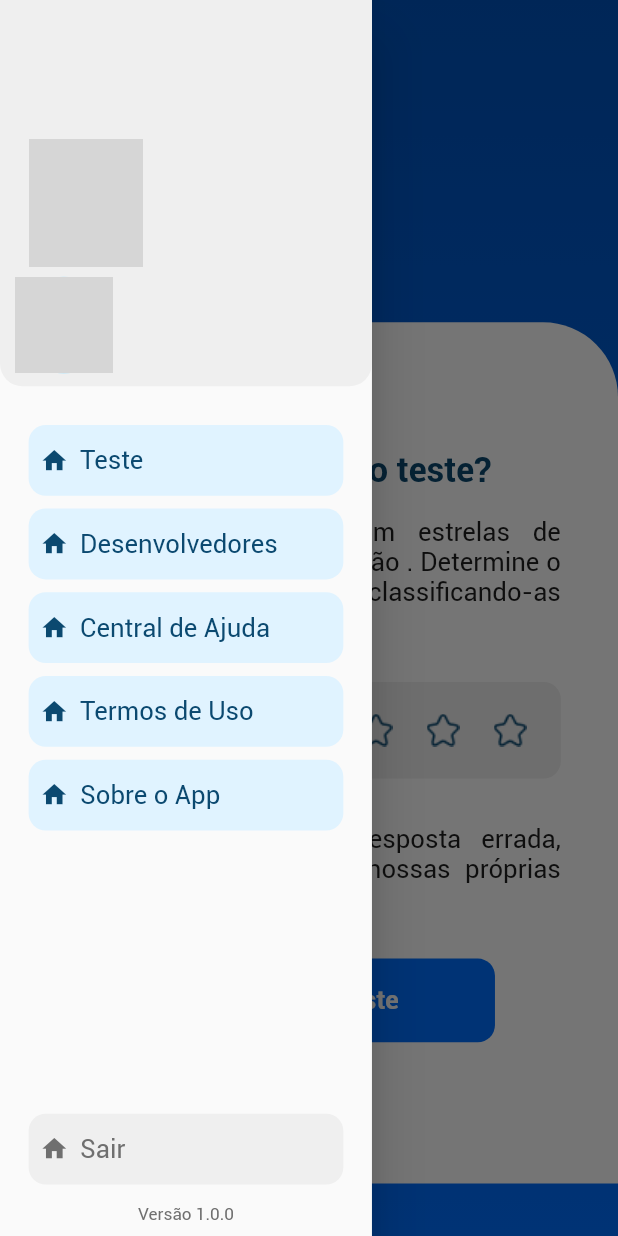
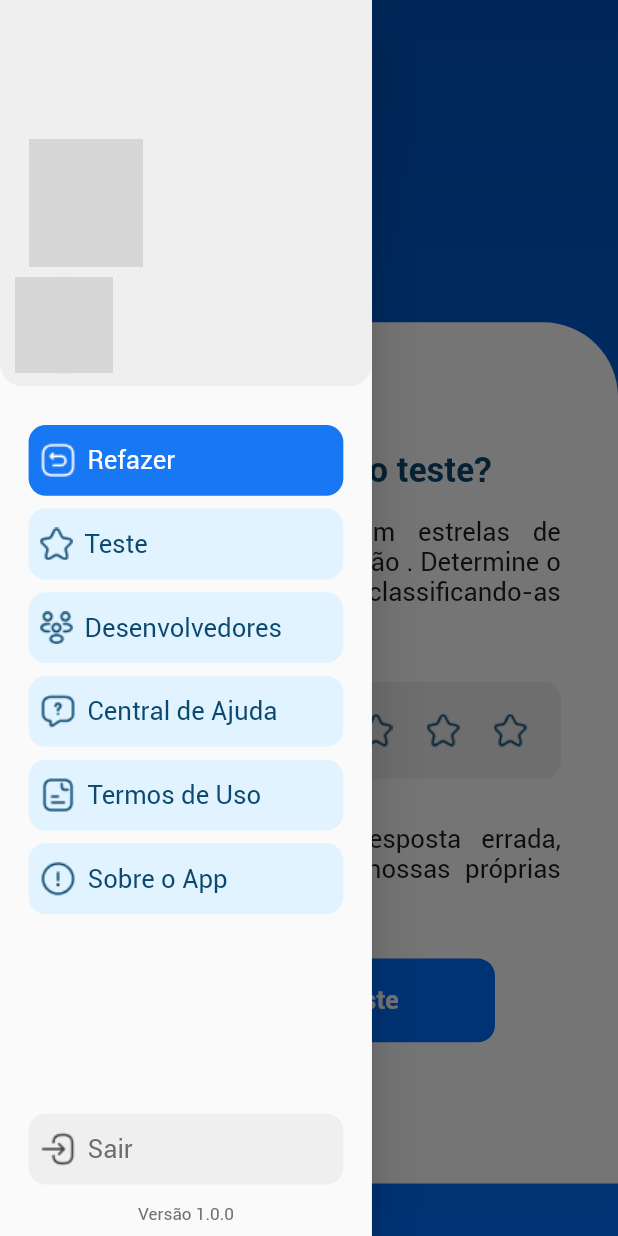
Before and after one commit to ParagonVirtuoso/inteligencias_multiplas, a Flutter app: the HomePage screen opened by its route, with the side drawer open, on a phone screen of 412 x 824 dp. Run offline on Flutter 3.47's test engine with Material 2 defaults, Android fonts, the phone set to English and light mode, and no system bars; our stand-ins replace carousel_slider, firebase_auth, firebase_core, flutter_screenutil, google_sign_in; missing offline and left inert: flutter_facebook_auth; accounts and stored records are empty; network calls fail; grey boxes are pictures that could not be loaded.

Commit message:
feature/criar-itens-drawer
adicionado ícones e strings ao drawer para os botões para cada componente.

```diff
--- a/lib/screens/homePage/componentes/button_drawer.dart
+++ b/lib/screens/homePage/componentes/button_drawer.dart
@@ -3,7 +3,7 @@ import 'package:flutter_screenutil/flutter_screenutil.dart';
 import 'package:inteligencias_multiplas/utils/cores.dart';
 
 class ButtonDrawer extends StatelessWidget {
-  final IconData icon;
+  final String icon;
   final String text;
   final Null Function() onTap;
   final Color corFundo;
@@ -31,12 +31,11 @@ class ButtonDrawer extends StatelessWidget {
         children: [
           Container(
             margin: EdgeInsets.only(left: 20.w, right: 20.w),
-            child: Icon(
-              icon,
-              color: corTexto,
-              size: 50.sp,
-            ),
-          ),
+            child: Image(
+              image: AssetImage(
+                icon,
+              ),
+          )),
           Text(text,
               style: TextStyle(
                   fontSize: 45.sp,
--- a/lib/screens/homePage/componentes/drawer_custom.dart
+++ b/lib/screens/homePage/componentes/drawer_custom.dart
@@ -2,6 +2,7 @@ import 'package:flutter/material.dart';
 import 'package:flutter_screenutil/flutter_screenutil.dart';
 import 'package:inteligencias_multiplas/screens/homePage/componentes/button_drawer.dart';
 import 'package:inteligencias_multiplas/utils/cores.dart';
+import 'package:inteligencias_multiplas/utils/strings.dart';
 
 class DrawerCustom extends StatefulWidget {
   final String profilePic;
@@ -80,7 +81,16 @@ class _DrawerCustomState extends State<DrawerCustom> {
               height: 50.h,
             ),
             ButtonDrawer(
-              icon: Icons.home,
+              icon: Strings.refazerIconAsset,
+              text: Strings.refazer,
+              corFundo: Cores.kAzulBotaoItemColor,
+              corTexto: Cores.kWhiteColor,
+              onTap: () {
+                Navigator.pop(context);
+              },
+            ),
+            ButtonDrawer(
+              icon: Strings.starIconAsset,
               text: 'Teste',
               corFundo: Cores.kAzulDrawerItemColor,
               corTexto: Cores.kTertiaryColor,
@@ -89,7 +99,7 @@ class _DrawerCustomState extends State<DrawerCustom> {
               },
             ),
             ButtonDrawer(
-              icon: Icons.home,
+              icon: Strings.desenvolvedoresIconAsset,
               text: 'Desenvolvedores',
               corFundo: Cores.kAzulDrawerItemColor,
               corTexto: Cores.kTertiaryColor,
@@ -99,7 +109,7 @@ class _DrawerCustomState extends State<DrawerCustom> {
             ),
 
             ButtonDrawer(
-              icon: Icons.home,
+              icon: Strings.centralAjudaIconAsset,
               text: 'Central de Ajuda',
               corFundo: Cores.kAzulDrawerItemColor,
               corTexto: Cores.kTertiaryColor,
@@ -108,7 +118,7 @@ class _DrawerCustomState extends State<DrawerCustom> {
               },
             ),
             ButtonDrawer(
-              icon: Icons.home,
+              icon: Strings.termosUsoAppIconAsset,
               text: 'Termos de Uso',
               corFundo: Cores.kAzulDrawerItemColor,
               corTexto: Cores.kTertiaryColor,
@@ -117,7 +127,7 @@ class _DrawerCustomState extends State<DrawerCustom> {
               },
             ),
             ButtonDrawer(
-              icon: Icons.home,
+              icon: Strings.sobreAppIconAsset,
               text: 'Sobre o App',
               corFundo: Cores.kAzulDrawerItemColor,
               corTexto: Cores.kTertiaryColor,
@@ -125,9 +135,9 @@ class _DrawerCustomState extends State<DrawerCustom> {
                 Navigator.pop(context);
               },
             ),
-            SizedBox(height: 420.h),
+            SizedBox(height: 290.h),
             ButtonDrawer(
-              icon: Icons.home,
+              icon: Strings.sairAppIconAsset,
               text: 'Sair',
               corFundo: Cores.kBorderColor,
               corTexto: Cores.kDeepGreyColor,
--- a/lib/utils/cores.dart
+++ b/lib/utils/cores.dart
@@ -11,6 +11,7 @@ class Cores {
   static const kAzulGradientUpColor = Color(0xff0053be);
   static const kAzulGradientDownColor = Color(0xff006fff);
   static const kAzulDrawerItemColor = Color(0xffe0f3ff);
+  static const kAzulBotaoItemColor = Color(0xff1877f2);
 
   static const kGreyColor = Color(0xFFEEEEEE);
   static const kBlackColor = Color(0xFF000000);
--- a/lib/utils/strings.dart
+++ b/lib/utils/strings.dart
@@ -18,6 +18,7 @@ class Strings {
   static const avalieCadaQuestao = 'Avalie cada questão com estrelas de acordo com sua identificação . Determine o seu nível de intimidade classificando-as com estrela de 1 a 7.';
   static const naoExisteRespostaCerta = 'Lembre-se, não existe resposta errada, cada um de nós temos nossas próprias escolhas.';
   static const iniciarTeste = 'Iniciar Teste';
+  static const refazer = 'Refazer';
 //assets
   static const logoAsset = 'assets/icons/logo.png';
   static const logoMarcaAsset = 'assets/icons/logoFull.png';
@@ -26,4 +27,10 @@ class Strings {
   static const facebookIconAsset = 'assets/icons/facebook_icon.png';
   static const playIconAsset = 'assets/icons/play.png';
   static const starIconAsset = 'assets/icons/star.png';
+  static const centralAjudaIconAsset = 'assets/icons/centralAjuda.png';
+  static const desenvolvedoresIconAsset = 'assets/icons/desenvolvedores.png';
+  static const sobreAppIconAsset = 'assets/icons/sobreApp.png';
+  static const termosUsoAppIconAsset = 'assets/icons/termosUso.png';
+  static const sairAppIconAsset = 'assets/icons/sair.png';
+  static const refazerIconAsset = 'assets/icons/refazer.png';
 }
--- a/pubspec.yaml
+++ b/pubspec.yaml
@@ -73,6 +73,12 @@ flutter:
     - assets/icons/facebook_icon.png
     - assets/icons/play.png
     - assets/icons/star.png
+    - assets/icons/centralAjuda.png
+    - assets/icons/desenvolvedores.png
+    - assets/icons/sobreApp.png
+    - assets/icons/termosUso.png
+    - assets/icons/sair.png
+    - assets/icons/refazer.png
 
   # An image asset can refer to one or more resolution-specific "variants", see
   # https://flutter.dev/assets-and-images/#resolution-aware
```
Also changed, not shown: assets/icons/centralAjuda.png (added), assets/icons/desenvolvedores.png (added), assets/icons/refazer.png (added), assets/icons/sair.png (added), assets/icons/sobreApp.png (added), assets/icons/termosUso.png (added), pubspec.lock.
